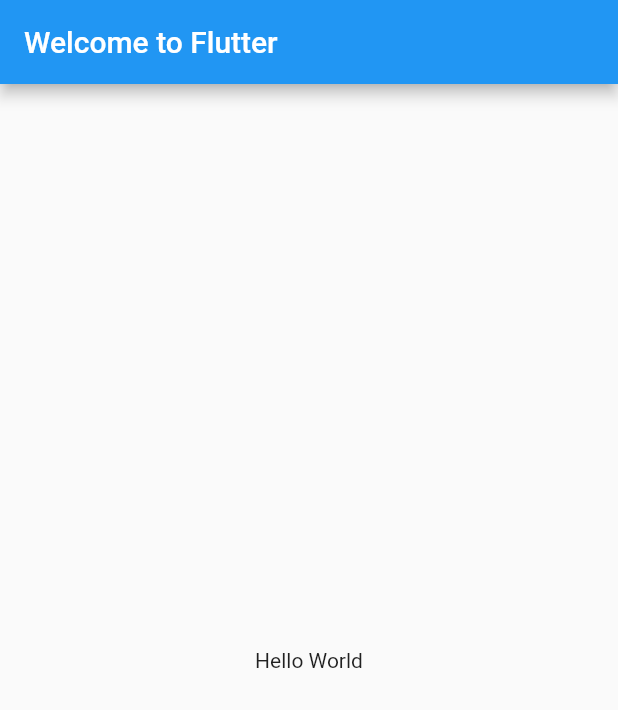
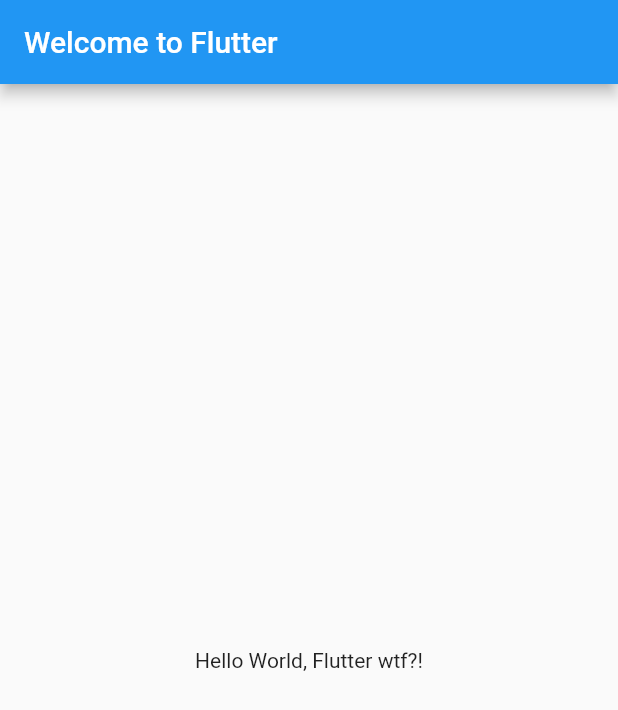
Before and after one commit to Rrojaski/remi-flutter, a Flutter app: the screen it shows after launch, on a phone screen of 412 x 824 dp. Shown: the top 710 px of the screen. Run offline on Flutter 3.47's test engine with Material 2 defaults, Android fonts, the phone set to English and light mode, and no system bars.

Commit message:
incremental update

```diff
--- a/lib/main.dart
+++ b/lib/main.dart
@@ -11,9 +11,7 @@ class MyApp extends StatelessWidget {
         appBar: AppBar(
           title: Text('Welcome to Flutter'),
         ),
-        body: Center(
-          child: Text('Hello World'),
-        ),
+        body: Center(child: Text('Hello World, Flutter wtf?!'))
       ),
     );
   }
```
